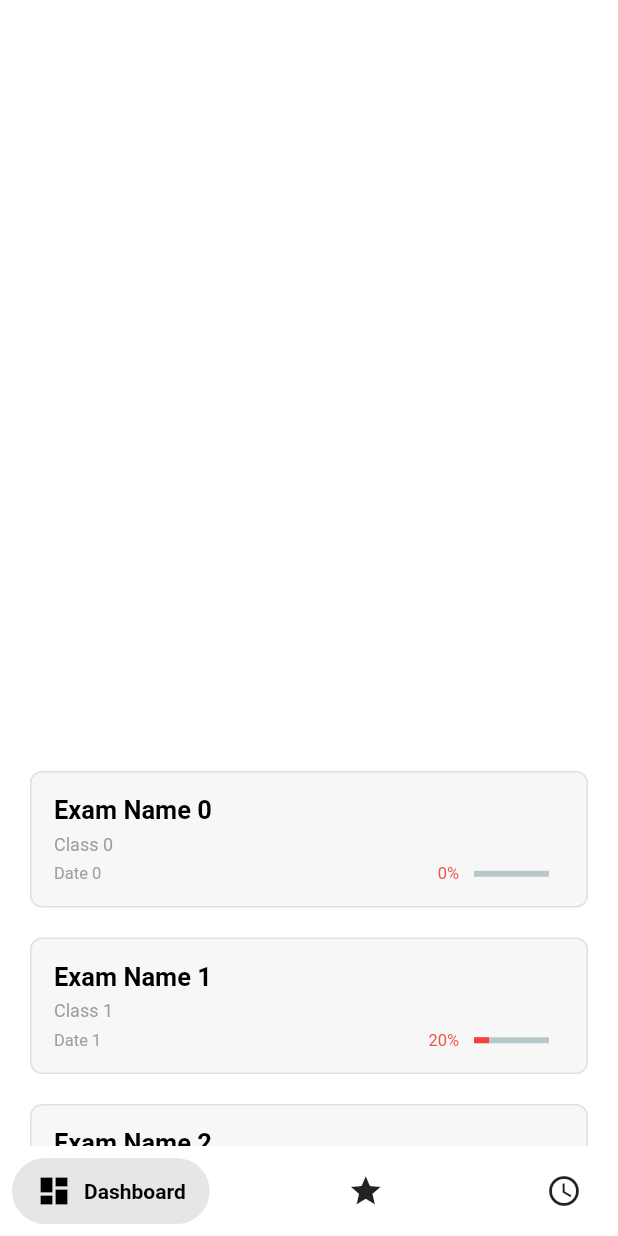
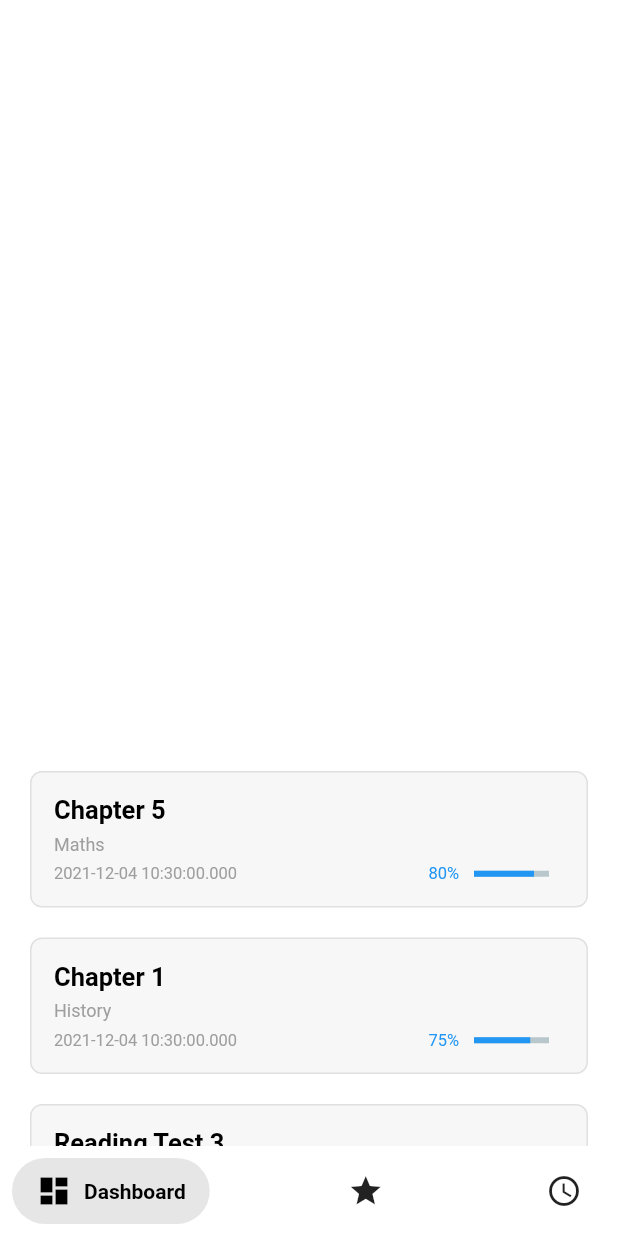
Before and after one commit to Volnetiks/Notes-BAC, a Flutter app: the screen it shows after launch, on a phone screen of 412 x 824 dp. Run offline on Flutter 3.47's test engine with Material 2 defaults, Android fonts, the phone set to English and light mode, and no system bars; drawn by our look-alikes of percent_indicator, salomon_bottom_bar; our stand-ins replace shared_preferences; Roboto replaces fonts that are missing (SFUI).

Commit message:
Added Grade model and changed grade tile parameters

```diff
--- /dev/null
+++ b/lib/models/grade.dart
@@ -0,0 +1,14 @@
+import 'package:flutter/material.dart';
+
+class Grade {
+  late String name;
+  late String grade_class;
+  late DateTime date;
+  late int result;
+
+  Grade(
+      {required this.name,
+      required this.grade_class,
+      required this.date,
+      required this.result});
+}
--- a/lib/screens/home_screen.dart
+++ b/lib/screens/home_screen.dart
@@ -1,3 +1,4 @@
+import 'package:bac_note/models/grade.dart';
 import 'package:bac_note/widgets/grade_tile.dart';
 import 'package:flutter/material.dart';
 import 'package:flutter_staggered_grid_view/flutter_staggered_grid_view.dart';
@@ -12,6 +13,30 @@ class HomePage extends StatefulWidget {
 
 class _HomePageState extends State<HomePage> {
   var _currentIndex = 0;
+
+  List<Grade> grades = [
+    Grade(
+        date: DateTime.now(),
+        grade_class: "Maths",
+        name: "Chapter 5",
+        result: 80),
+    Grade(
+        date: DateTime.now(),
+        grade_class: "History",
+        name: "Chapter 1",
+        result: 75),
+    Grade(
+        date: DateTime.now(),
+        grade_class: "French",
+        name: "Reading Test 3",
+        result: 30),
+    Grade(
+        date: DateTime.now(),
+        grade_class: "English",
+        name: "New Zealand",
+        result: 90),
+    Grade(date: DateTime.now(), grade_class: "IT", name: "Network", result: 40),
+  ];
 
   @override
   Widget build(BuildContext context) {
@@ -49,16 +74,11 @@ class _HomePageState extends State<HomePage> {
                   crossAxisCount: 2,
                   mainAxisSpacing: 20,
                   crossAxisSpacing: 5,
-                  itemCount: 5,
+                  itemCount: grades.length,
                   shrinkWrap: true,
                   itemBuilder: (context, index) {
                     return GradeTile(
-                      pourcent: 20 * index,
-                      values: [
-                        'Exam Name $index',
-                        "Class $index",
-                        "Date $index"
-                      ],
+                      grade: grades[index],
                     );
                   },
                   staggeredTileBuilder: (int index) {
--- a/lib/widgets/grade_tile.dart
+++ b/lib/widgets/grade_tile.dart
@@ -1,10 +1,10 @@
+import 'package:bac_note/models/grade.dart';
 import 'package:flutter/material.dart';
 import 'package:percent_indicator/percent_indicator.dart';
 
 class GradeTile extends StatefulWidget {
-  final pourcent;
-  final List<String> values;
-  const GradeTile({required this.pourcent, required this.values});
+  final Grade grade;
+  const GradeTile({required this.grade});
 
   @override
   _GradeTileState createState() => _GradeTileState();
@@ -13,8 +13,7 @@ class GradeTile extends StatefulWidget {
 class _GradeTileState extends State<GradeTile> {
   @override
   Widget build(BuildContext context) {
-    var pourcent = widget.pourcent;
-    List<String> values = widget.values;
+    Grade grade = widget.grade;
 
     return AnimatedContainer(
       duration: Duration(milliseconds: 1500),
@@ -29,7 +28,7 @@ class _GradeTileState extends State<GradeTile> {
           Row(
             children: [
               Expanded(
-                child: Text(values[0],
+                child: Text(grade.name,
                     overflow: TextOverflow.ellipsis,
                     style: TextStyle(
                         fontSize: 17,
@@ -42,7 +41,7 @@ class _GradeTileState extends State<GradeTile> {
             height: 5,
           ),
           Text(
-            values[1],
+            grade.grade_class,
             overflow: TextOverflow.ellipsis,
             maxLines: 10,
             style: TextStyle(color: Colors.grey, height: 1.3, fontSize: 12),
@@ -52,21 +51,21 @@ class _GradeTileState extends State<GradeTile> {
           ),
           Row(children: [
             Text(
-              values[2],
+              grade.date.toString(),
               style: TextStyle(color: Colors.grey, fontSize: 11),
             ),
             Flexible(fit: FlexFit.tight, child: SizedBox()),
             Text(
-              '$pourcent%',
+              grade.result.toString() + '%',
               style: TextStyle(
-                  color: pourcent > 50 ? Colors.blue : Colors.red[400],
+                  color: grade.result > 50 ? Colors.blue : Colors.red[400],
                   fontSize: 11),
             ),
             LinearPercentIndicator(
               width: 70.0,
               lineHeight: 4.0,
-              percent: pourcent / 100,
-              progressColor: pourcent > 50 ? Colors.blue : Colors.red[500],
+              percent: grade.result / 100,
+              progressColor: grade.result > 50 ? Colors.blue : Colors.red[500],
             )
           ])
         ],
```
